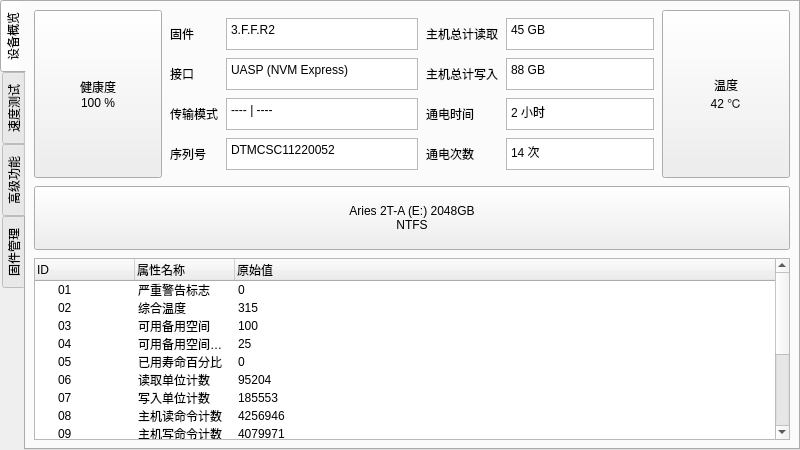
First picture: the form in TopmoreKit/TopmoreKitSSDDeviceItem.ui, repository MouriNaruto/TopmoreKitPrototype, before the edit.
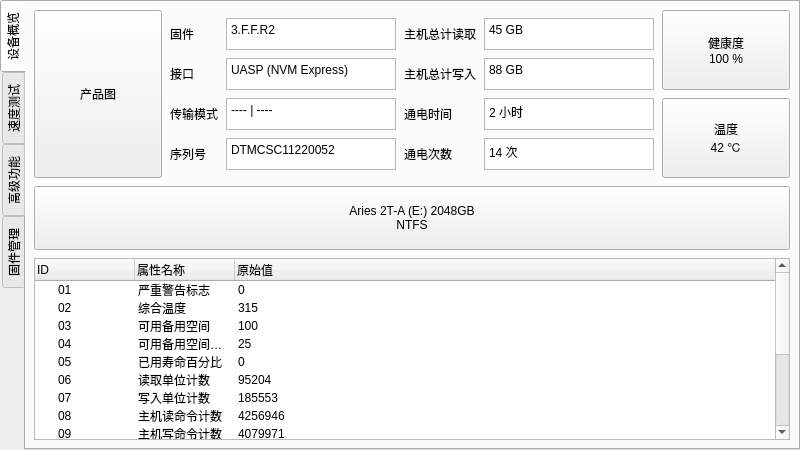
Second picture: the form after the edit.

Commit message: Continue to do some adjustments.

What changed in the file:
```diff
--- a/TopmoreKit/TopmoreKitSSDDeviceItem.ui
+++ b/TopmoreKit/TopmoreKitSSDDeviceItem.ui
@@ -62,8 +62,11 @@
          <property name="spacing">
           <number>0</number>
          </property>
+         <property name="leftMargin">
+          <number>0</number>
+         </property>
          <item>
-          <widget class="QPushButton" name="pushButton_8">
+          <widget class="QPushButton" name="pushButton_10">
            <property name="sizePolicy">
             <sizepolicy hsizetype="Expanding" vsizetype="Expanding">
              <horstretch>0</horstretch>
@@ -83,13 +86,12 @@
             </size>
            </property>
            <property name="text">
-            <string>健康度
-100 %</string>
+            <string>产品图</string>
            </property>
           </widget>
          </item>
          <item>
-          <layout class="QGridLayout" name="gridLayout_7" rowminimumheight="32,32,32,32" columnminimumwidth="0,192,0,64">
+          <layout class="QGridLayout" name="gridLayout_7">
            <property name="leftMargin">
             <number>8</number>
            </property>
@@ -105,162 +107,6 @@
            <property name="spacing">
             <number>8</number>
            </property>
-           <item row="0" column="0">
-            <widget class="QLabel" name="label_8">
-             <property name="minimumSize">
-              <size>
-               <width>0</width>
-               <height>32</height>
-              </size>
-             </property>
-             <property name="maximumSize">
-              <size>
-               <width>16777215</width>
-               <height>32</height>
-              </size>
-             </property>
-             <property name="text">
-              <string>固件</string>
-             </property>
-            </widget>
-           </item>
-           <item row="0" column="1">
-            <widget class="QPlainTextEdit" name="plainTextEdit">
-             <property name="minimumSize">
-              <size>
-               <width>0</width>
-               <height>32</height>
-              </size>
-             </property>
-             <property name="maximumSize">
-              <size>
-               <width>16777215</width>
-               <height>32</height>
-              </size>
-             </property>
-             <property name="verticalScrollBarPolicy">
-              <enum>Qt::ScrollBarAlwaysOff</enum>
-             </property>
-             <property name="horizontalScrollBarPolicy">
-              <enum>Qt::ScrollBarAlwaysOff</enum>
-             </property>
-             <property name="lineWrapMode">
-              <enum>QPlainTextEdit::NoWrap</enum>
-             </property>
-             <property name="readOnly">
-              <bool>true</bool>
-             </property>
-             <property name="plainText">
-              <string>3.F.F.R2</string>
-             </property>
-            </widget>
-           </item>
-           <item row="0" column="2">
-            <widget class="QLabel" name="label_11">
-             <property name="minimumSize">
-              <size>
-               <width>0</width>
-               <height>32</height>
-              </size>
-             </property>
-             <property name="maximumSize">
-              <size>
-               <width>16777215</width>
-               <height>32</height>
-              </size>
-             </property>
-             <property name="text">
-              <string>主机总计读取</string>
-             </property>
-            </widget>
-           </item>
-           <item row="0" column="3">
-            <widget class="QPlainTextEdit" name="plainTextEdit_5">
-             <property name="sizePolicy">
-              <sizepolicy hsizetype="Expanding" vsizetype="Expanding">
-               <horstretch>0</horstretch>
-               <verstretch>0</verstretch>
-              </sizepolicy>
-             </property>
-             <property name="minimumSize">
-              <size>
-               <width>0</width>
-               <height>32</height>
-              </size>
-             </property>
-             <property name="maximumSize">
-              <size>
-               <width>16777215</width>
-               <height>32</height>
-              </size>
-             </property>
-             <property name="verticalScrollBarPolicy">
-              <enum>Qt::ScrollBarAlwaysOff</enum>
-             </property>
-             <property name="horizontalScrollBarPolicy">
-              <enum>Qt::ScrollBarAlwaysOff</enum>
-             </property>
-             <property name="lineWrapMode">
-              <enum>QPlainTextEdit::NoWrap</enum>
-             </property>
-             <property name="readOnly">
-              <bool>true</bool>
-             </property>
-             <property name="plainText">
-              <string>45 GB</string>
-             </property>
-            </widget>
-           </item>
-           <item row="1" column="0">
-            <widget class="QLabel" name="label_9">
-             <property name="minimumSize">
-              <size>
-               <width>0</width>
-               <height>32</height>
-              </size>
-             </property>
-             <property name="maximumSize">
-              <size>
-               <width>16777215</width>
-               <height>32</height>
-              </size>
-             </property>
-             <property name="text">
-              <string>接口</string>
-             </property>
-            </widget>
-           </item>
-           <item row="1" column="1">
-            <widget class="QPlainTextEdit" name="plainTextEdit_3">
-             <property name="minimumSize">
-              <size>
-               <width>0</width>
-               <height>32</height>
-              </size>
-             </property>
-             <property name="maximumSize">
-              <size>
-               <width>16777215</width>
-               <height>32</height>
-              </size>
-             </property>
-             <property name="verticalScrollBarPolicy">
-              <enum>Qt::ScrollBarAlwaysOff</enum>
-             </property>
-             <property name="horizontalScrollBarPolicy">
-              <enum>Qt::ScrollBarAlwaysOff</enum>
-             </property>
-             <property name="lineWrapMode">
-              <enum>QPlainTextEdit::NoWrap</enum>
-             </property>
-             <property name="readOnly">
-              <bool>true</bool>
-             </property>
-             <property name="plainText">
-              <string>UASP (NVM Express)</string>
-             </property>
-            </widget>
-           </item>
            <item row="1" column="2">
             <widget class="QLabel" name="label_25">
              <property name="minimumSize">
@@ -280,87 +126,6 @@
              </property>
             </widget>
            </item>
-           <item row="1" column="3">
-            <widget class="QPlainTextEdit" name="plainTextEdit_6">
-             <property name="minimumSize">
-              <size>
-               <width>0</width>
-               <height>32</height>
-              </size>
-             </property>
-             <property name="maximumSize">
-              <size>
-               <width>16777215</width>
-               <height>32</height>
-              </size>
-             </property>
-             <property name="verticalScrollBarPolicy">
-              <enum>Qt::ScrollBarAlwaysOff</enum>
-             </property>
-             <property name="horizontalScrollBarPolicy">
-              <enum>Qt::ScrollBarAlwaysOff</enum>
-             </property>
-             <property name="lineWrapMode">
-              <enum>QPlainTextEdit::NoWrap</enum>
-             </property>
-             <property name="readOnly">
-              <bool>true</bool>
-             </property>
-             <property name="plainText">
-              <string>88 GB</string>
-             </property>
-            </widget>
-           </item>
-           <item row="2" column="0">
-            <widget class="QLabel" name="label_26">
-             <property name="minimumSize">
-              <size>
-               <width>0</width>
-               <height>32</height>
-              </size>
-             </property>
-             <property name="maximumSize">
-              <size>
-               <width>16777215</width>
-               <height>32</height>
-              </size>
-             </property>
-             <property name="text">
-              <string>传输模式</string>
-             </property>
-            </widget>
-           </item>
-           <item row="2" column="1">
-            <widget class="QPlainTextEdit" name="plainTextEdit_9">
-             <property name="minimumSize">
-              <size>
-               <width>0</width>
-               <height>32</height>
-              </size>
-             </property>
-             <property name="maximumSize">
-              <size>
-               <width>16777215</width>
-               <height>32</height>
-              </size>
-             </property>
-             <property name="verticalScrollBarPolicy">
-              <enum>Qt::ScrollBarAlwaysOff</enum>
-             </property>
-             <property name="horizontalScrollBarPolicy">
-              <enum>Qt::ScrollBarAlwaysOff</enum>
-             </property>
-             <property name="lineWrapMode">
-              <enum>QPlainTextEdit::NoWrap</enum>
-             </property>
-             <property name="readOnly">
-              <bool>true</bool>
-             </property>
-             <property name="plainText">
-              <string>---- | ----</string>
-             </property>
-            </widget>
-           </item>
            <item row="2" column="2">
             <widget class="QLabel" name="label_24">
              <property name="minimumSize">
@@ -380,87 +145,6 @@
              </property>
             </widget>
            </item>
-           <item row="2" column="3">
-            <widget class="QPlainTextEdit" name="plainTextEdit_7">
-             <property name="minimumSize">
-              <size>
-               <width>0</width>
-               <height>32</height>
-              </size>
-             </property>
-             <property name="maximumSize">
-              <size>
-               <width>16777215</width>
-               <height>32</height>
-              </size>
-             </property>
-             <property name="verticalScrollBarPolicy">
-              <enum>Qt::ScrollBarAlwaysOff</enum>
-             </property>
-             <property name="horizontalScrollBarPolicy">
-              <enum>Qt::ScrollBarAlwaysOff</enum>
-             </property>
-             <property name="lineWrapMode">
-              <enum>QPlainTextEdit::NoWrap</enum>
-             </property>
-             <property name="readOnly">
-              <bool>true</bool>
-             </property>
-             <property name="plainText">
-              <string>2 小时</string>
-             </property>
-            </widget>
-           </item>
-           <item row="3" column="0">
-            <widget class="QLabel" name="label_10">
-             <property name="minimumSize">
-              <size>
-               <width>0</width>
-               <height>32</height>
-              </size>
-             </property>
-             <property name="maximumSize">
-              <size>
-               <width>16777215</width>
-               <height>32</height>
-              </size>
-             </property>
-             <property name="text">
-              <string>序列号</string>
-             </property>
-            </widget>
-           </item>
-           <item row="3" column="1">
-            <widget class="QPlainTextEdit" name="plainTextEdit_4">
-             <property name="minimumSize">
-              <size>
-               <width>0</width>
-               <height>32</height>
-              </size>
-             </property>
-             <property name="maximumSize">
-              <size>
-               <width>16777215</width>
-               <height>32</height>
-              </size>
-             </property>
-             <property name="verticalScrollBarPolicy">
-              <enum>Qt::ScrollBarAlwaysOff</enum>
-             </property>
-             <property name="horizontalScrollBarPolicy">
-              <enum>Qt::ScrollBarAlwaysOff</enum>
-             </property>
-             <property name="lineWrapMode">
-              <enum>QPlainTextEdit::NoWrap</enum>
-             </property>
-             <property name="readOnly">
-              <bool>true</bool>
-             </property>
-             <property name="plainText">
-              <string>DTMCSC11220052</string>
-             </property>
-            </widget>
-           </item>
            <item row="3" column="2">
             <widget class="QLabel" name="label_23">
              <property name="minimumSize">
@@ -511,33 +195,396 @@
              </property>
             </widget>
            </item>
+           <item row="2" column="1">
+            <widget class="QPlainTextEdit" name="plainTextEdit_9">
+             <property name="minimumSize">
+              <size>
+               <width>0</width>
+               <height>32</height>
+              </size>
+             </property>
+             <property name="maximumSize">
+              <size>
+               <width>16777215</width>
+               <height>32</height>
+              </size>
+             </property>
+             <property name="verticalScrollBarPolicy">
+              <enum>Qt::ScrollBarAlwaysOff</enum>
+             </property>
+             <property name="horizontalScrollBarPolicy">
+              <enum>Qt::ScrollBarAlwaysOff</enum>
+             </property>
+             <property name="lineWrapMode">
+              <enum>QPlainTextEdit::NoWrap</enum>
+             </property>
+             <property name="readOnly">
+              <bool>true</bool>
+             </property>
+             <property name="plainText">
+              <string>---- | ----</string>
+             </property>
+            </widget>
+           </item>
+           <item row="0" column="2">
+            <widget class="QLabel" name="label_11">
+             <property name="minimumSize">
+              <size>
+               <width>0</width>
+               <height>32</height>
+              </size>
+             </property>
+             <property name="maximumSize">
+              <size>
+               <width>16777215</width>
+               <height>32</height>
+              </size>
+             </property>
+             <property name="text">
+              <string>主机总计读取</string>
+             </property>
+            </widget>
+           </item>
+           <item row="0" column="0">
+            <widget class="QLabel" name="label_8">
+             <property name="minimumSize">
+              <size>
+               <width>0</width>
+               <height>32</height>
+              </size>
+             </property>
+             <property name="maximumSize">
+              <size>
+               <width>16777215</width>
+               <height>32</height>
+              </size>
+             </property>
+             <property name="text">
+              <string>固件</string>
+             </property>
+            </widget>
+           </item>
+           <item row="3" column="1">
+            <widget class="QPlainTextEdit" name="plainTextEdit_4">
+             <property name="minimumSize">
+              <size>
+               <width>0</width>
+               <height>32</height>
+              </size>
+             </property>
+             <property name="maximumSize">
+              <size>
+               <width>16777215</width>
+               <height>32</height>
+              </size>
+             </property>
+             <property name="verticalScrollBarPolicy">
+              <enum>Qt::ScrollBarAlwaysOff</enum>
+             </property>
+             <property name="horizontalScrollBarPolicy">
+              <enum>Qt::ScrollBarAlwaysOff</enum>
+             </property>
+             <property name="lineWrapMode">
+              <enum>QPlainTextEdit::NoWrap</enum>
+             </property>
+             <property name="readOnly">
+              <bool>true</bool>
+             </property>
+             <property name="plainText">
+              <string>DTMCSC11220052</string>
+             </property>
+            </widget>
+           </item>
+           <item row="1" column="0">
+            <widget class="QLabel" name="label_9">
+             <property name="minimumSize">
+              <size>
+               <width>0</width>
+               <height>32</height>
+              </size>
+             </property>
+             <property name="maximumSize">
+              <size>
+               <width>16777215</width>
+               <height>32</height>
+              </size>
+             </property>
+             <property name="text">
+              <string>接口</string>
+             </property>
+            </widget>
+           </item>
+           <item row="3" column="0">
+            <widget class="QLabel" name="label_10">
+             <property name="minimumSize">
+              <size>
+               <width>0</width>
+               <height>32</height>
+              </size>
+             </property>
+             <property name="maximumSize">
+              <size>
+               <width>16777215</width>
+               <height>32</height>
+              </size>
+             </property>
+             <property name="text">
+              <string>序列号</string>
+             </property>
+            </widget>
+           </item>
+           <item row="1" column="3">
+            <widget class="QPlainTextEdit" name="plainTextEdit_6">
+             <property name="minimumSize">
+              <size>
+               <width>0</width>
+               <height>32</height>
+              </size>
+             </property>
+             <property name="maximumSize">
+              <size>
+               <width>16777215</width>
+               <height>32</height>
+              </size>
+             </property>
+             <property name="verticalScrollBarPolicy">
+              <enum>Qt::ScrollBarAlwaysOff</enum>
+             </property>
+             <property name="horizontalScrollBarPolicy">
+              <enum>Qt::ScrollBarAlwaysOff</enum>
+             </property>
+             <property name="lineWrapMode">
+              <enum>QPlainTextEdit::NoWrap</enum>
+             </property>
+             <property name="readOnly">
+              <bool>true</bool>
+             </property>
+             <property name="plainText">
+              <string>88 GB</string>
+             </property>
+            </widget>
+           </item>
+           <item row="2" column="3">
+            <widget class="QPlainTextEdit" name="plainTextEdit_7">
+             <property name="minimumSize">
+              <size>
+               <width>0</width>
+               <height>32</height>
+              </size>
+             </property>
+             <property name="maximumSize">
+              <size>
+               <width>16777215</width>
+               <height>32</height>
+              </size>
+             </property>
+             <property name="verticalScrollBarPolicy">
+              <enum>Qt::ScrollBarAlwaysOff</enum>
+             </property>
+             <property name="horizontalScrollBarPolicy">
+              <enum>Qt::ScrollBarAlwaysOff</enum>
+             </property>
+             <property name="lineWrapMode">
+              <enum>QPlainTextEdit::NoWrap</enum>
+             </property>
+             <property name="readOnly">
+              <bool>true</bool>
+             </property>
+             <property name="plainText">
+              <string>2 小时</string>
+             </property>
+            </widget>
+           </item>
+           <item row="0" column="3">
+            <widget class="QPlainTextEdit" name="plainTextEdit_5">
+             <property name="sizePolicy">
+              <sizepolicy hsizetype="Expanding" vsizetype="Expanding">
+               <horstretch>0</horstretch>
+               <verstretch>0</verstretch>
+              </sizepolicy>
+             </property>
+             <property name="minimumSize">
+              <size>
+               <width>0</width>
+               <height>32</height>
+              </size>
+             </property>
+             <property name="maximumSize">
+              <size>
+               <width>16777215</width>
+               <height>32</height>
+              </size>
+             </property>
+             <property name="verticalScrollBarPolicy">
+              <enum>Qt::ScrollBarAlwaysOff</enum>
+             </property>
+             <property name="horizontalScrollBarPolicy">
+              <enum>Qt::ScrollBarAlwaysOff</enum>
+             </property>
+             <property name="lineWrapMode">
+              <enum>QPlainTextEdit::NoWrap</enum>
+             </property>
+             <property name="readOnly">
+              <bool>true</bool>
+             </property>
+             <property name="plainText">
+              <string>45 GB</string>
+             </property>
+            </widget>
+           </item>
+           <item row="1" column="1">
+            <widget class="QPlainTextEdit" name="plainTextEdit_3">
+             <property name="minimumSize">
+              <size>
+               <width>0</width>
+               <height>32</height>
+              </size>
+             </property>
+             <property name="maximumSize">
+              <size>
+               <width>16777215</width>
+               <height>32</height>
+              </size>
+             </property>
+             <property name="verticalScrollBarPolicy">
+              <enum>Qt::ScrollBarAlwaysOff</enum>
+             </property>
+             <property name="horizontalScrollBarPolicy">
+              <enum>Qt::ScrollBarAlwaysOff</enum>
+             </property>
+             <property name="lineWrapMode">
+              <enum>QPlainTextEdit::NoWrap</enum>
+             </property>
+             <property name="readOnly">
+              <bool>true</bool>
+             </property>
+             <property name="plainText">
+              <string>UASP (NVM Express)</string>
+             </property>
+            </widget>
+           </item>
+           <item row="0" column="1">
+            <widget class="QPlainTextEdit" name="plainTextEdit">
+             <property name="minimumSize">
+              <size>
+               <width>0</width>
+               <height>32</height>
+              </size>
+             </property>
+             <property name="maximumSize">
+              <size>
+               <width>16777215</width>
+               <height>32</height>
+              </size>
+             </property>
+             <property name="verticalScrollBarPolicy">
+              <enum>Qt::ScrollBarAlwaysOff</enum>
+             </property>
+             <property name="horizontalScrollBarPolicy">
+              <enum>Qt::ScrollBarAlwaysOff</enum>
+             </property>
+             <property name="lineWrapMode">
+              <enum>QPlainTextEdit::NoWrap</enum>
+             </property>
+             <property name="readOnly">
+              <bool>true</bool>
+             </property>
+             <property name="plainText">
+              <string>3.F.F.R2</string>
+             </property>
+            </widget>
+           </item>
+           <item row="2" column="0">
+            <widget class="QLabel" name="label_26">
+             <property name="minimumSize">
+              <size>
+               <width>0</width>
+               <height>32</height>
+              </size>
+             </property>
+             <property name="maximumSize">
+              <size>
+               <width>16777215</width>
+               <height>32</height>
+              </size>
+             </property>
+             <property name="text">
+              <string>传输模式</string>
+             </property>
+            </widget>
+           </item>
           </layout>
          </item>
          <item>
-          <widget class="QPushButton" name="pushButton_9">
-           <property name="sizePolicy">
-            <sizepolicy hsizetype="Expanding" vsizetype="Expanding">
-             <horstretch>0</horstretch>
-             <verstretch>0</verstretch>
-            </sizepolicy>
+          <layout class="QVBoxLayout" name="verticalLayout_4">
+           <property name="spacing">
+            <number>8</number>
            </property>
-           <property name="minimumSize">
-            <size>
-             <width>128</width>
-             <height>0</height>
-            </size>
+           <property name="leftMargin">
+            <number>0</number>
            </property>
-           <property name="maximumSize">
-            <size>
-             <width>128</width>
-             <height>16777215</height>
-            </size>
+           <property name="topMargin">
+            <number>0</number>
            </property>
-           <property name="text">
-            <string>温度
+           <property name="rightMargin">
+            <number>0</number>
+           </property>
+           <property name="bottomMargin">
+            <number>0</number>
+           </property>
+           <item>
+            <widget class="QPushButton" name="pushButton_8">
+             <property name="sizePolicy">
+              <sizepolicy hsizetype="Expanding" vsizetype="Expanding">
+               <horstretch>0</horstretch>
+               <verstretch>0</verstretch>
+              </sizepolicy>
+             </property>
+             <property name="minimumSize">
+              <size>
+               <width>128</width>
+               <height>0</height>
+              </size>
+             </property>
+             <property name="maximumSize">
+              <size>
+               <width>128</width>
+               <height>16777215</height>
+              </size>
+             </property>
+             <property name="text">
+              <string>健康度
+100 %</string>
+             </property>
+            </widget>
+           </item>
+           <item>
+            <widget class="QPushButton" name="pushButton_9">
+             <property name="sizePolicy">
+              <sizepolicy hsizetype="Expanding" vsizetype="Expanding">
+               <horstretch>0</horstretch>
+               <verstretch>0</verstretch>
+              </sizepolicy>
+             </property>
+             <property name="minimumSize">
+              <size>
+               <width>128</width>
+               <height>0</height>
+              </size>
+             </property>
+             <property name="maximumSize">
+              <size>
+               <width>128</width>
+               <height>16777215</height>
+              </size>
+             </property>
+             <property name="text">
+              <string>温度
 42 ℃</string>
-           </property>
-          </widget>
+             </property>
+            </widget>
+           </item>
+          </layout>
          </item>
         </layout>
        </item>
```
The commit also changes 2 other files.
